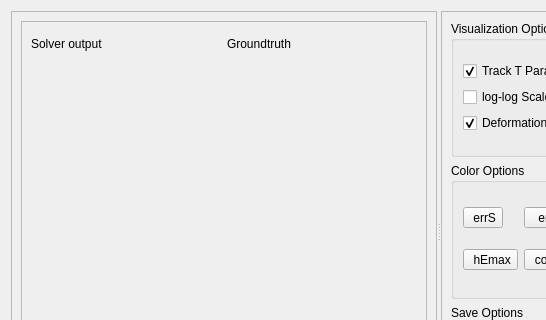
Before: the Qt Designer form src/solverresultswidget.ui in DanielaCabiddu/PEMesh.2, drawn with Qt 5; both pictures show x 0 to 546 and y 0 to 320 of the 677 by 462 pixel window.
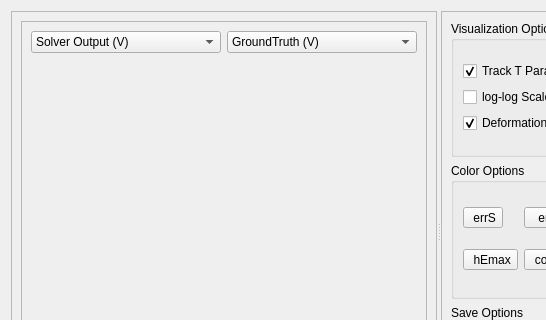
After: the same form once the commit is applied. Icons and pictures are not drawn. Custom widgets are drawn as their Qt base class.

Commit message: preliminary code to let the user select the view in solver results. missining visualization of errH1 and errL2

The edit to the form file:
```diff
--- a/src/solverresultswidget.ui
+++ b/src/solverresultswidget.ui
@@ -58,24 +58,31 @@
            <enum>QFrame::Raised</enum>
           </property>
           <layout class="QGridLayout" name="gridLayout_2">
-           <item row="0" column="0">
-            <widget class="QLabel" name="label">
-             <property name="maximumSize">
-              <size>
-               <width>16777215</width>
-               <height>25</height>
-              </size>
-             </property>
-             <property name="text">
-              <string>Solver output</string>
-             </property>
-            </widget>
-           </item>
            <item row="0" column="1">
-            <widget class="QLabel" name="label_2">
-             <property name="text">
-              <string>Groundtruth</string>
+            <widget class="QComboBox" name="canvas2_cb">
+             <property name="currentIndex">
+              <number>1</number>
              </property>
+             <item>
+              <property name="text">
+               <string>Solver Output (V)</string>
+              </property>
+             </item>
+             <item>
+              <property name="text">
+               <string>GroundTruth (V)</string>
+              </property>
+             </item>
+             <item>
+              <property name="text">
+               <string>ErrH1 (P)</string>
+              </property>
+             </item>
+             <item>
+              <property name="text">
+               <string>ErrL2 (P)</string>
+              </property>
+             </item>
             </widget>
            </item>
            <item row="1" column="0">
@@ -91,6 +98,33 @@
              </property>
             </widget>
            </item>
+           <item row="0" column="0">
+            <widget class="QComboBox" name="canvas1_cb">
+             <item>
+              <property name="text">
+               <string>Solver Output (V)</string>
+              </property>
+             </item>
+             <item>
+              <property name="text">
+               <string>GroundTruth (V)</string>
+              </property>
+             </item>
+             <item>
+              <property name="text">
+               <string>ErrH1 (P)</string>
+              </property>
+             </item>
+             <item>
+              <property name="text">
+               <string>ErrL2 (P)</string>
+              </property>
+             </item>
+            </widget>
+           </item>
+           <item row="1" column="0">
+            <widget class="cinolib::GLcanvas" name="canvas1" native="true"/>
+           </item>
           </layout>
          </widget>
          <widget class="QFrame" name="plot_frame">
```
Left out of the diff: 57 changed lines with no effect on the pictures. The commit also changes 3 other files.
